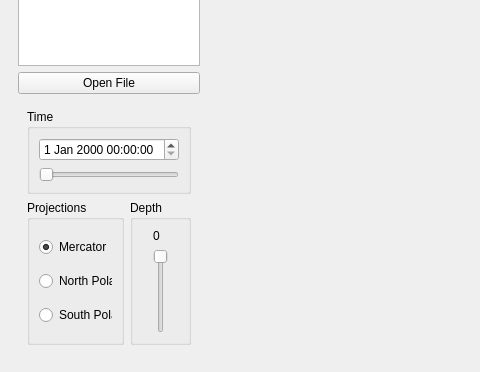
jay-hennen/env_viewer, file env_viewer.ui: the form before one commit; both pictures show x 0 to 480 and y 355 to 727 of the 742 by 727 pixel window.
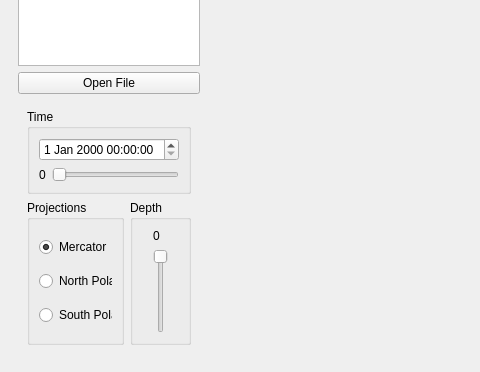
The form after the commit.

Commit message: time slider implementation, reorganization and intro of FigManager

```diff
--- a/env_viewer.ui
+++ b/env_viewer.ui
@@ -157,15 +157,33 @@
               <property name="title">
                <string>Time</string>
               </property>
-              <layout class="QVBoxLayout" name="verticalLayout_2">
-               <item>
-                <widget class="QDateTimeEdit" name="date_time_box"/>
+              <layout class="QGridLayout" name="gridLayout_4">
+               <item row="0" column="0" colspan="2">
+                <widget class="QDateTimeEdit" name="date_time_box">
+                 <property name="time">
+                  <time>
+                   <hour>0</hour>
+                   <minute>0</minute>
+                   <second>0</second>
+                  </time>
+                 </property>
+                </widget>
                </item>
-               <item>
+               <item row="1" column="0">
+                <widget class="QLabel" name="time_step_label">
+                 <property name="text">
+                  <string>0</string>
+                 </property>
+                </widget>
+               </item>
+               <item row="1" column="1">
                 <widget class="QSlider" name="time_step_slider">
                  <property name="orientation">
                   <enum>Qt::Horizontal</enum>
                  </property>
+                 <property name="tickPosition">
+                  <enum>QSlider::NoTicks</enum>
+                 </property>
                 </widget>
                </item>
               </layout>
```
Left out of the diff: 16 changed lines with no effect on the pictures. The commit also changes 1 other file.
